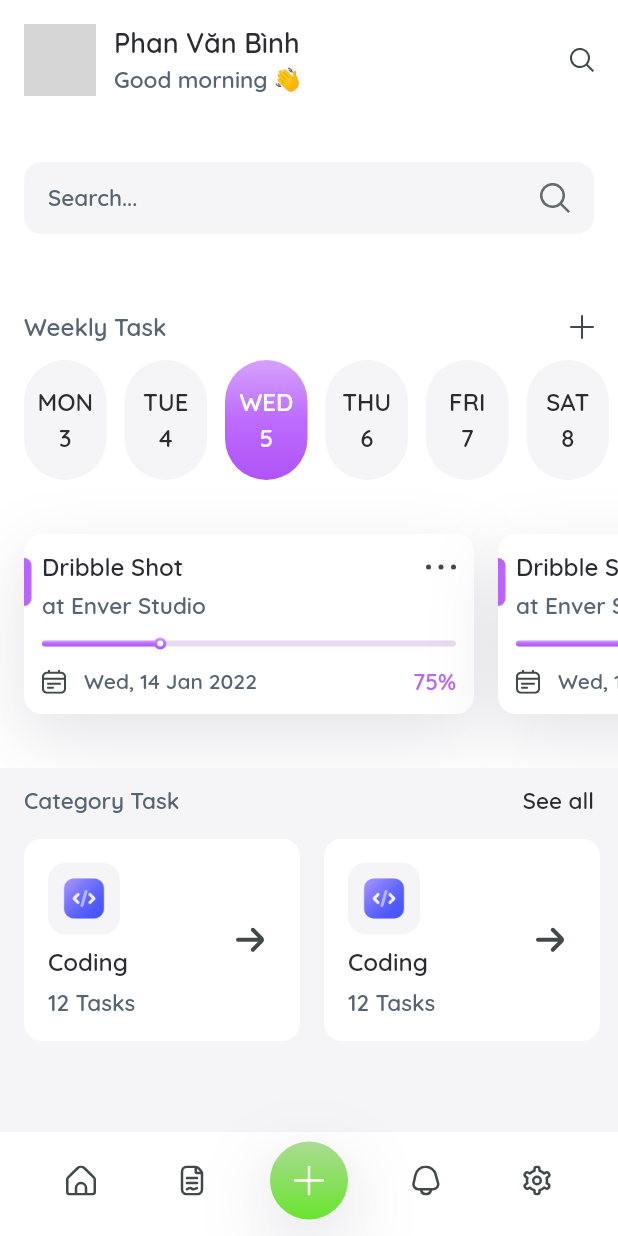
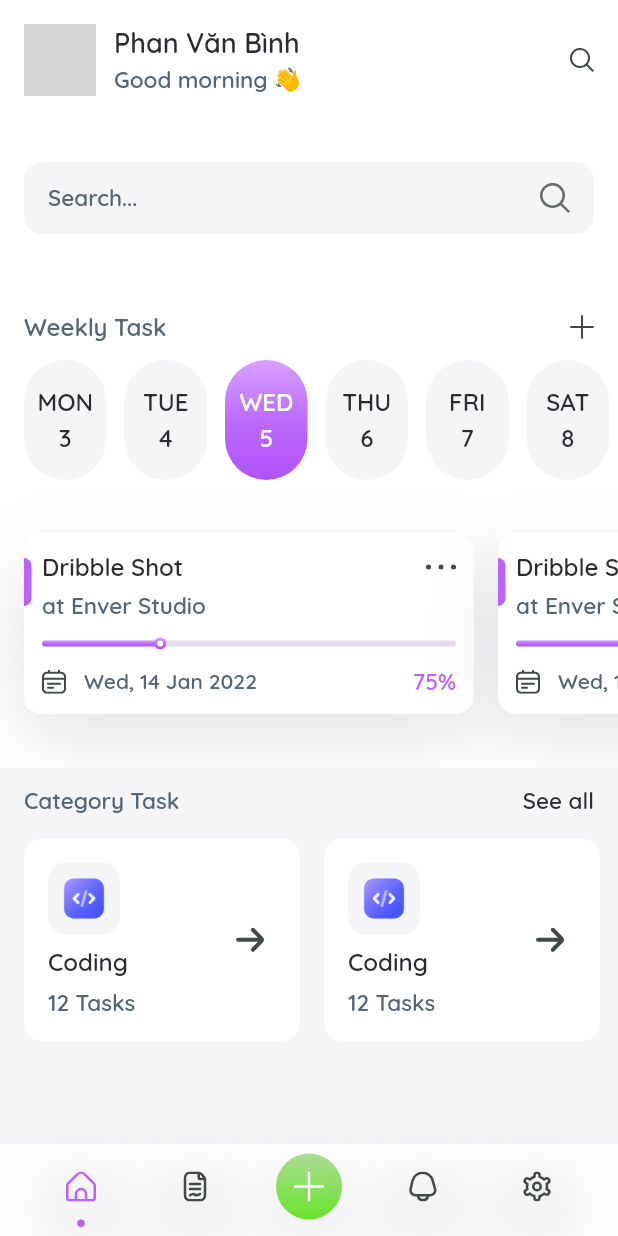
Before and after one commit to binhphancreator/sunday, a Flutter app: the screen it shows after launch, after a tap on "Skip", on a phone screen of 412 x 824 dp. Run offline on Flutter 3.47's test engine with Material 2 defaults, Android fonts, the light colour scheme and no system bars; our stand-ins replace easy_localization, flutter_svg, percent_indicator, shared_preferences; missing offline and left inert: shared_preferences_web; network calls fail; grey boxes are pictures that could not be loaded.

Commit message:
Refactor: router_keep_bottom_bar_use_pageview (#10)

```diff
--- /dev/null
+++ b/lib/pages/main/main_page.dart
@@ -0,0 +1,102 @@
+import 'package:flutter/material.dart';
+import 'package:sunday/config/themes/app_colors.dart';
+import 'package:sunday/models/menu_item_model.dart';
+import 'package:sunday/pages/home/home_page.dart';
+import 'package:sunday/pages/profile/profile_page.dart';
+import 'package:sunday/routes/routes.dart';
+import 'package:sunday/pages/main/menu_bar_item_widget.dart';
+
+class MainPage extends StatefulWidget {
+  const MainPage({super.key});
+
+  @override
+  State<MainPage> createState() => _MainPageState();
+}
+
+class _MainPageState extends State<MainPage> {
+  late PageController _pageController;
+  int _page = 0;
+  final menuItems = [
+    MenuItemModel(
+      icon: 'home.svg',
+      route: RoutesPage.homePage,
+      text: 'Home',
+    ),
+    MenuItemModel(
+      icon: 'document.svg',
+      route: 'Projects',
+      text: 'Projects',
+    ),
+    MenuItemModel(
+      icon: 'plus.svg',
+      route: 'Add_Project',
+      text: 'Add Project',
+      center: true,
+    ),
+    MenuItemModel(
+      icon: 'bell.svg',
+      route: 'Notifications',
+      text: 'Notifications',
+    ),
+    MenuItemModel(
+      icon: 'settings.svg',
+      route: RoutesPage.profilePage,
+      text: 'Settings',
+    ),
+  ];
+
+  @override
+  Widget build(BuildContext context) {
+    return WillPopScope(
+      onWillPop: () async {
+        return true;
+      },
+      child: Scaffold(
+        bottomNavigationBar: Container(
+          decoration: BoxDecoration(color: AppColors.primaryBgColor),
+          child: Material(
+            color: Colors.white,
+            child: Padding(
+              padding: EdgeInsets.symmetric(horizontal: 32, vertical: 6),
+              child: Row(
+                mainAxisAlignment: MainAxisAlignment.spaceBetween,
+                mainAxisSize: MainAxisSize.min,
+                children: menuItems.asMap().entries.map((menuItem) {
+                  return MenuBarItemWidget(
+                    iconAsset: menuItem.value.icon,
+                    iconColor: menuItem.value.center == true ? AppColors.whiteIconColor : (_page == menuItem.key ? AppColors.primaryColor : null),
+                    bgColor: menuItem.value.center == true ? AppColors.secondaryColor : null,
+                    dotColor: _page == menuItem.key ? (menuItem.value.center == true ? Colors.transparent : AppColors.primaryColor) : null,
+                    onTap: () => navigationTapped(menuItem.key),
+                  );
+                }).toList(),
+              ),
+            ),
+          ),
+        ),
+        body: PageView(
+          physics: NeverScrollableScrollPhysics(),
+          controller: _pageController,
+          onPageChanged: onPageChanged,
+          children: <Widget>[HomePage(), HomePage(), HomePage(), HomePage(), ProfilePage()],
+        ),
+      ),
+    );
+  }
+
+  @override
+  void initState() {
+    super.initState();
+    _pageController = PageController(initialPage: 0);
+  }
+
+  void navigationTapped(int index) {
+    _pageController.jumpToPage(index);
+  }
+
+  void onPageChanged(int page) {
+    setState(() {
+      _page = page;
+    });
+  }
+}
--- /dev/null
+++ b/lib/pages/main/menu_bar_item_widget.dart
@@ -0,0 +1,77 @@
+import 'package:flutter/material.dart';
+import 'package:flutter_svg/flutter_svg.dart';
+import 'package:sunday/config/themes/app_colors.dart';
+
+enum IconTypes { regular, solid }
+
+class MenuBarItemWidget extends StatelessWidget {
+  final String iconAsset;
+  final Color? iconColor;
+  final Color? dotColor;
+  final Color? bgColor;
+  final EdgeInsets? padding;
+
+  final Function()? onTap;
+
+  const MenuBarItemWidget({
+    Key? key,
+    required this.iconAsset,
+    this.iconColor,
+    this.dotColor,
+    this.onTap,
+    this.bgColor,
+    this.padding,
+  }) : super(key: key);
+
+  @override
+  Widget build(context) {
+    return FittedBox(
+      fit: BoxFit.fitHeight,
+      child: Column(
+        mainAxisAlignment: MainAxisAlignment.end,
+        crossAxisAlignment: CrossAxisAlignment.center,
+        children: [
+          InkWell(
+              onTap: onTap ?? () {},
+              splashColor: Colors.transparent,
+              borderRadius: BorderRadius.circular(32),
+              child: Container(
+                decoration: BoxDecoration(boxShadow: [BoxShadow(offset: Offset(0, 15), color: AppColors.primaryBoxShadowColor, blurRadius: 40)]),
+                child: Container(
+                  padding: padding ?? EdgeInsets.all(12),
+                  decoration: BoxDecoration(
+                    color: bgColor ?? Colors.transparent,
+                    borderRadius: BorderRadius.circular(50),
+                    gradient: AppColors.secondaryGradient,
+                  ),
+                  child: SvgPicture.asset(
+                    resolveIconAsset(iconAsset, IconTypes.regular),
+                    width: 20,
+                    height: 20,
+                    fit: BoxFit.contain,
+                    color: iconColor ?? AppColors.defaultIconColor,
+                  ),
+                ),
+              )),
+          SizedBox(
+            height: 0,
+          ),
+          Container(
+            width: 5,
+            height: 5,
+            decoration: BoxDecoration(borderRadius: BorderRadius.circular(5), color: dotColor ?? Colors.transparent),
+          )
+        ],
+      ),
+    );
+  }
+
+  String resolveIconAsset(String icon, IconTypes iconTypes) {
+    switch (iconTypes) {
+      case IconTypes.regular:
+        return 'assets/icons/regular/$icon';
+      default:
+        return 'assets/icons/regular/$icon';
+    }
+  }
+}
--- a/lib/pages/preload/preload_page.dart
+++ b/lib/pages/preload/preload_page.dart
@@ -2,6 +2,7 @@ import 'package:flutter/material.dart';
 import 'package:shared_preferences/shared_preferences.dart';
 import 'package:sunday/config/constants/app_prefs.dart';
 import 'package:sunday/routes/routes.dart';
+import 'dart:async';
 
 class PreloadPage extends StatefulWidget {
   const PreloadPage({super.key});
@@ -13,8 +14,12 @@ class PreloadPage extends StatefulWidget {
 class _PreloadPageState extends State<PreloadPage> {
   @override
   void initState() {
-    WidgetsBinding.instance.addPostFrameCallback((_) => {getInitRoute().then((route) => Navigator.popAndPushNamed(context, route))});
     super.initState();
+    Timer(Duration(seconds: 2), handleTimeout);
+  }
+
+  void handleTimeout() {
+    getInitRoute().then((route) => Navigator.popAndPushNamed(context, route));
   }
 
   @override
--- a/lib/routes/router.dart
+++ b/lib/routes/router.dart
@@ -1,9 +1,8 @@
 import 'package:flutter/material.dart';
 import 'package:sunday/pages/detail_task/detail_task_page.dart';
-import 'package:sunday/pages/home/home_page.dart';
 import 'package:sunday/pages/intro/intro_page.dart';
+import 'package:sunday/pages/main/main_page.dart';
 import 'package:sunday/pages/preload/preload_page.dart';
-import 'package:sunday/pages/profile/profile_page.dart';
 import 'package:sunday/routes/routes.dart';
 
 class RouterGenerator {
@@ -16,10 +15,10 @@ class RouterGenerator {
         return MaterialPageRoute(builder: (_) => const IntroPage());
 
       case RoutesPage.homePage:
-        return MaterialPageRoute(builder: (_) => const HomePage());
+        return MaterialPageRoute(builder: (_) => const MainPage());
 
       case RoutesPage.profilePage:
-        return MaterialPageRoute(builder: (_) => const ProfilePage());
+        return MaterialPageRoute(builder: (_) => const MainPage());
 
       case RoutesPage.detailTaskPage:
         return MaterialPageRoute(builder: (_) => const DetailTaskPage());
--- a/lib/sunday.dart
+++ b/lib/sunday.dart
@@ -1,8 +1,6 @@
 import 'package:flutter/material.dart';
 import 'package:sunday/routes/router.dart';
 import 'package:easy_localization/easy_localization.dart';
-import 'package:sunday/routes/routes.dart';
-import 'package:sunday/widgets/menu_bar_widget.dart';
 
 class Sunday extends StatelessWidget {
   const Sunday({super.key, required this.initRoute});
@@ -13,57 +11,11 @@ class Sunday extends StatelessWidget {
   Widget build(BuildContext context) {
     return MaterialApp(
       title: 'Sunday',
-      home: SundayScreen(initRoute: initRoute),
+      initialRoute: initRoute,
+      onGenerateRoute: RouterGenerator.generateRoute,
       localizationsDelegates: context.localizationDelegates,
       supportedLocales: context.supportedLocales,
       locale: context.locale,
     );
   }
 }
-
-class SundayScreen extends StatefulWidget {
-  const SundayScreen({super.key, required this.initRoute});
-
-  final String initRoute;
-
-  @override
-  State<SundayScreen> createState() => _SundayScreenState();
-}
-
-class _SundayScreenState extends State<SundayScreen> {
-  final _navigatorKey = GlobalKey<NavigatorState>();
-  bool _useMenu = true;
-
-  @override
-  Widget build(BuildContext context) {
-    var menuBar = MenuBarWidget(
-      currentRoute: widget.initRoute,
-      onMenuItemTap: (route) => _navigatorKey.currentState?.pushNamed(route),
-    );
-
-    return Scaffold(
-      bottomNavigationBar: _useMenu ? menuBar : null,
-      body: WillPopScope(
-        onWillPop: () async {
-          if (_navigatorKey.currentState!.canPop()) {
-            _navigatorKey.currentState!.pop();
-            return false;
-          }
-          return true;
-        },
-        child: Navigator(
-          key: _navigatorKey,
-          initialRoute: widget.initRoute,
-          onGenerateRoute: (settings) {
-            if (RoutesPage.routesUseMenu.contains(settings.name)) {
-              Future.microtask(() => setState(() => _useMenu = true));
-            } else {
-              Future.microtask(() => setState(() => _useMenu = false));
-            }
-            return RouterGenerator.generateRoute(settings);
-          },
-        ),
-      ),
-    );
-  }
-}
--- a/lib/widgets/menu_bar_item_widget.dart
+++ /dev/null
@@ -1,72 +0,0 @@
-import 'package:flutter/material.dart';
-import 'package:flutter_svg/flutter_svg.dart';
-import 'package:sunday/config/themes/app_colors.dart';
-
-enum IconTypes { regular, solid }
-
-class MenuBarItemWidget extends StatelessWidget {
-  final bool active;
-  final bool center;
-  final String iconAsset;
-
-  final Function()? onTap;
-
-  const MenuBarItemWidget({
-    Key? key,
-    required this.iconAsset,
-    this.active = false,
-    this.center = false,
-    this.onTap,
-  }) : super(key: key);
-
-  @override
-  Widget build(context) {
-    return FittedBox(
-      fit: BoxFit.fitHeight,
-      child: Column(
-        mainAxisAlignment: MainAxisAlignment.end,
-        crossAxisAlignment: CrossAxisAlignment.center,
-        children: [
-          InkWell(
-            onTap: onTap ?? () {},
-            splashColor: center ? Colors.transparent : Colors.black.withOpacity(0.1),
-            borderRadius: BorderRadius.circular(32),
-            child: Container(
-              decoration: BoxDecoration(boxShadow: center ? [BoxShadow(offset: Offset(0, 15), color: AppColors.primaryBoxShadowColor, blurRadius: 40)] : []),
-              child: Container(
-                padding: EdgeInsets.all(center ? 16 : 12),
-                decoration: BoxDecoration(color: center ? AppColors.secondaryColor : Colors.transparent, borderRadius: BorderRadius.circular(50), gradient: AppColors.secondaryGradient),
-                child: SvgPicture.asset(active ? resolveIconAsset(iconAsset, IconTypes.solid) : resolveIconAsset(iconAsset, IconTypes.regular),
-                    width: 20,
-                    height: 20,
-                    fit: BoxFit.contain,
-                    color: center
-                        ? Colors.white
-                        : active
-                            ? AppColors.primaryColor
-                            : AppColors.defaultIconColor),
-              ),
-            ),
-          ),
-          SizedBox(
-            height: 0,
-          ),
-          Container(
-            width: 5,
-            height: 5,
-            decoration: BoxDecoration(borderRadius: BorderRadius.circular(5), color: active ? AppColors.primaryColor : Colors.transparent),
-          )
-        ],
-      ),
-    );
-  }
-
-  String resolveIconAsset(String icon, IconTypes iconTypes) {
-    switch (iconTypes) {
-      case IconTypes.regular:
-        return 'assets/icons/regular/$icon';
-      default:
-        return 'assets/icons/regular/$icon';
-    }
-  }
-}
--- a/lib/widgets/menu_bar_widget.dart
+++ /dev/null
@@ -1,73 +0,0 @@
-import 'package:flutter/material.dart';
-import 'package:sunday/config/themes/app_colors.dart';
-import 'package:sunday/models/menu_item_model.dart';
-import 'package:sunday/routes/routes.dart';
-import 'package:sunday/widgets/menu_bar_item_widget.dart';
-
-class MenuBarWidget extends StatefulWidget {
-  const MenuBarWidget({super.key, required this.currentRoute, this.onMenuItemTap});
-
-  final String currentRoute;
-  final Function(String)? onMenuItemTap;
-
-  @override
-  State<MenuBarWidget> createState() => _MenuBarWidgetState();
-}
-
-class _MenuBarWidgetState extends State<MenuBarWidget> {
-  final menuItems = [
-    MenuItemModel(
-      icon: 'home.svg',
-      route: RoutesPage.homePage,
-      text: 'Home',
-    ),
-    MenuItemModel(
-      icon: 'document.svg',
-      route: 'Projects',
-      text: 'Projects',
-    ),
-    MenuItemModel(
-      icon: 'plus.svg',
-      route: 'Add_Project',
-      text: 'Add Project',
-      center: true,
-    ),
-    MenuItemModel(
-      icon: 'bell.svg',
-      route: 'Notifications',
-      text: 'Notifications',
-    ),
-    MenuItemModel(
-      icon: 'settings.svg',
-      route: RoutesPage.profilePage,
-      text: 'Settings',
-    ),
-  ];
-
-  @override
-  Widget build(BuildContext context) {
-    return Container(
-      decoration: BoxDecoration(color: AppColors.primaryBgColor),
-      child: Material(
-        color: Colors.white,
-        child: Padding(
-          padding: EdgeInsets.symmetric(horizontal: 32, vertical: 6),
-          child: Row(
-            mainAxisAlignment: MainAxisAlignment.spaceBetween,
-            mainAxisSize: MainAxisSize.min,
-            children: menuItems
-                .map((menuItem) => MenuBarItemWidget(
-                      iconAsset: menuItem.icon,
-                      center: menuItem.center ?? false,
-                      active: menuItem.route == widget.currentRoute,
-                      onTap: () {
-                        widget.onMenuItemTap!(menuItem.route);
-                      },
-                    ))
-                .toList(),
-          ),
-        ),
-      ),
-    );
-  }
-}
```
